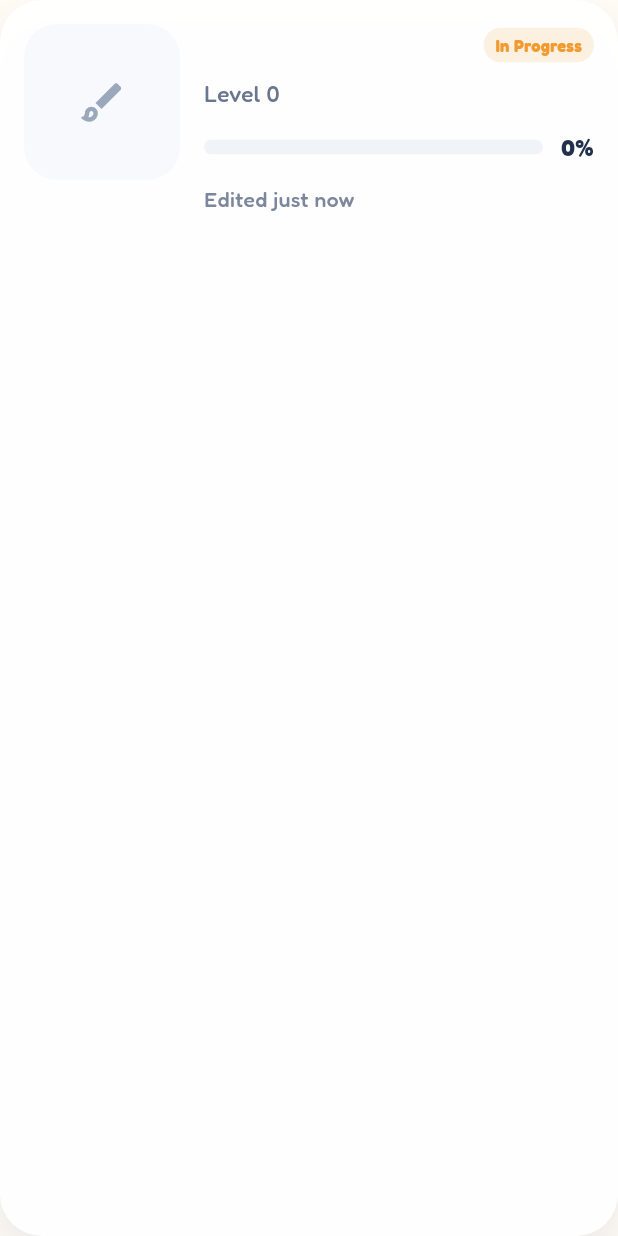
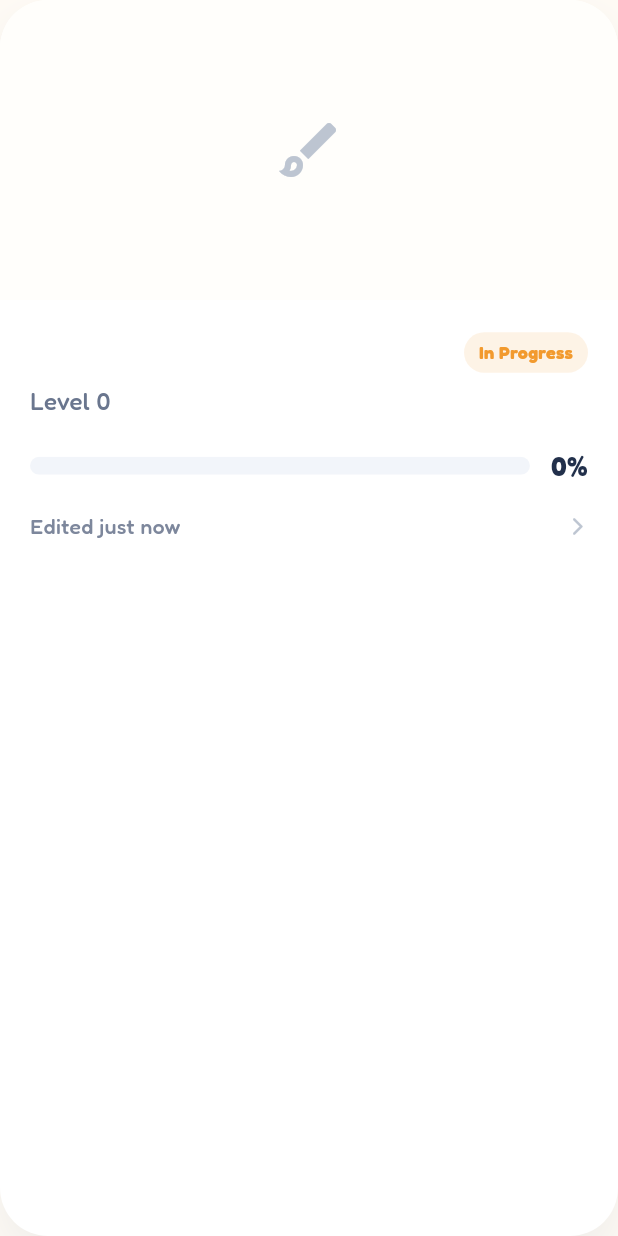
Before and after one commit to arhamsarwar786/Coloring-Page-Drawing-App-Kids, a Flutter app: the _HistoryCard widget shown alone on an empty page, opened directly with empty values, on a phone screen of 412 x 824 dp. Run offline on Flutter 3.47's test engine with Material 3 defaults, Android fonts, the light colour scheme and no system bars; our stand-ins replace audioplayers, google_fonts, lottie, path_drawing, share_plus.

```diff
--- a/lib/features/drawing/viewmodel/drawing_viewmodel.dart
+++ b/lib/features/drawing/viewmodel/drawing_viewmodel.dart
@@ -83,8 +83,9 @@ class DrawingViewModel extends BaseViewModel {
   }
 
   Future<void> loadLevel(String levelId, {String? drawingSessionId}) async {
-    if (_loadedLevelId == levelId && _level != null && drawingSessionId == null) {
+    if (_loadedLevelId == levelId && _level != null) {
       _startFreshSessionForCurrentLevel();
+      await _restoreHistorySession(levelId, drawingSessionId ?? levelId);
       notifyListeners();
       return;
     }
--- a/lib/features/levels/view/level_screen.dart
+++ b/lib/features/levels/view/level_screen.dart
@@ -233,28 +233,27 @@ class _HistoryCard extends StatelessWidget {
         borderRadius: BorderRadius.circular(28),
         onTap: onTap,
         child: Ink(
-          padding: const EdgeInsets.all(16),
           decoration: BoxDecoration(
-            color: Colors.white.withValues(alpha: 0.96),
-            borderRadius: BorderRadius.circular(28),
+            color: Colors.white.withValues(alpha: 0.98),
+            borderRadius: BorderRadius.circular(32),
             boxShadow: <BoxShadow>[
               BoxShadow(
-                color: const Color(0x160F2A50),
-                blurRadius: 24,
-                offset: const Offset(0, 14),
+                color: const Color(0x120F2A50),
+                blurRadius: 30,
+                offset: const Offset(0, 16),
               ),
             ],
           ),
-          child: Row(
-            crossAxisAlignment: CrossAxisAlignment.start,
+          child: Column(
+            crossAxisAlignment: CrossAxisAlignment.stretch,
             children: <Widget>[
               _HistoryThumbnail(
                 bytes: thumbnailBytes == null
                     ? null
                     : Uint8List.fromList(thumbnailBytes),
               ),
-              const SizedBox(width: 16),
-              Expanded(
+              Padding(
+                padding: const EdgeInsets.fromLTRB(20, 20, 20, 24),
                 child: Column(
                   crossAxisAlignment: CrossAxisAlignment.start,
                   children: <Widget>[
@@ -266,26 +265,26 @@ class _HistoryCard extends StatelessWidget {
                             maxLines: 1,
                             overflow: TextOverflow.ellipsis,
                             style: GoogleFonts.fredoka(
-                              fontSize: 20,
+                              fontSize: 22,
                               fontWeight: FontWeight.w700,
                               color: const Color(0xFF1E2742),
                             ),
                           ),
                         ),
-                        const SizedBox(width: 10),
+                        const SizedBox(width: 12),
                         Container(
                           padding: const EdgeInsets.symmetric(
-                            horizontal: 8,
-                            vertical: 4,
+                            horizontal: 10,
+                            vertical: 5,
                           ),
                           decoration: BoxDecoration(
-                            color: badgeColor.withValues(alpha: 0.14),
+                            color: badgeColor.withValues(alpha: 0.12),
                             borderRadius: BorderRadius.circular(999),
                           ),
                           child: Text(
                             entry.status.label,
                             style: GoogleFonts.fredoka(
-                              fontSize: 11,
+                              fontSize: 12,
                               fontWeight: FontWeight.w700,
                               color: badgeColor,
                             ),
@@ -293,7 +292,7 @@ class _HistoryCard extends StatelessWidget {
                         ),
                       ],
                     ),
-                    const SizedBox(height: 8),
+                    const SizedBox(height: 6),
                     Row(
                       children: <Widget>[
                         Flexible(
@@ -302,24 +301,25 @@ class _HistoryCard extends StatelessWidget {
                                 ? 'Saved drawing'
                                 : 'Level ${entry.levelNumber}',
                             style: GoogleFonts.fredoka(
-                              fontSize: 15,
+                              fontSize: 16,
                               fontWeight: FontWeight.w500,
                               color: const Color(0xFF6A768E),
                             ),
                           ),
                         ),
                         if (completionCount != null && completionCount! > 1) ...[
-                          const SizedBox(width: 6),
+                          const SizedBox(width: 8),
                           Container(
-                            padding: const EdgeInsets.symmetric(horizontal: 6, vertical: 2),
+                            padding: const EdgeInsets.symmetric(
+                                horizontal: 8, vertical: 3),
                             decoration: BoxDecoration(
-                              color: const Color(0xFFE5E9F0),
-                              borderRadius: BorderRadius.circular(4),
+                              color: const Color(0xFFF0F4F8),
+                              borderRadius: BorderRadius.circular(6),
                             ),
                             child: Text(
                               '${_ordinal(completionCount!)} Time',
                               style: GoogleFonts.fredoka(
-                                fontSize: 11,
+                                fontSize: 12,
                                 fontWeight: FontWeight.w600,
                                 color: const Color(0xFF5A667E),
                               ),
@@ -328,7 +328,7 @@ class _HistoryCard extends StatelessWidget {
                         ],
                       ],
                     ),
-                    const SizedBox(height: 14),
+                    const SizedBox(height: 20),
                     Row(
                       children: <Widget>[
                         Expanded(
@@ -336,26 +336,29 @@ class _HistoryCard extends StatelessWidget {
                             borderRadius: BorderRadius.circular(999),
                             child: LinearProgressIndicator(
                               value: entry.progress.clamp(0.0, 1.0),
-                              minHeight: 10,
-                              backgroundColor: const Color(0xFFF0F3F8),
+                              minHeight: 12,
+                              backgroundColor: const Color(0xFFF2F5FA),
                               valueColor: AlwaysStoppedAnimation<Color>(
                                 badgeColor,
                               ),
                             ),
                           ),
                         ),
-                        const SizedBox(width: 12),
+                        const SizedBox(width: 14),
                         Text(
                           progressLabel,
                           style: GoogleFonts.fredoka(
-                            fontSize: 16,
+                            fontSize: 18,
                             fontWeight: FontWeight.w700,
                             color: const Color(0xFF22304B),
                           ),
                         ),
                       ],
                     ),
-                    const SizedBox(height: 14),
+                    const SizedBox(height: 18),
+                    Row(
+                      mainAxisAlignment: MainAxisAlignment.spaceBetween,
+                      children: [
                         Text(
                           _formatLastEdited(entry.lastEditedAt),
                           style: GoogleFonts.fredoka(
@@ -363,6 +366,13 @@ class _HistoryCard extends StatelessWidget {
                             fontWeight: FontWeight.w500,
                             color: const Color(0xFF7D879C),
                           ),
+                        ),
+                        Icon(
+                          Icons.arrow_forward_ios_rounded,
+                          size: 14,
+                          color: const Color(0xFFBDC5D1),
+                        ),
+                      ],
                     ),
                   ],
                 ),
@@ -398,24 +408,24 @@ class _HistoryThumbnail extends StatelessWidget {
   @override
   Widget build(BuildContext context) {
     return Container(
-      width: 104,
-      height: 104,
+      width: double.infinity,
+      height: 200,
       decoration: BoxDecoration(
-        color: const Color(0xFFF7F9FC),
-        borderRadius: BorderRadius.circular(22),
+        color: const Color(0xFFFFFEFB),
+        borderRadius: const BorderRadius.vertical(top: Radius.circular(32)),
       ),
       clipBehavior: Clip.antiAlias,
       child: bytes == null || bytes!.isEmpty
           ? const Center(
               child: Icon(
                 Icons.brush_outlined,
-                size: 34,
-                color: Color(0xFF9AA8BC),
+                size: 48,
+                color: Color(0xFFBDC5D1),
               ),
             )
           : Image.memory(
               bytes!,
-              fit: BoxFit.cover,
+              fit: BoxFit.contain,
               gaplessPlayback: true,
             ),
     );
```
Also changed, not shown: lib/features/drawing/services/save_service.dart (+12 -3 lines), lib/features/drawing/view/drawing_screen.dart (+53 -29 lines), lib/features/history/repository/history_repository.dart (+20 -7 lines), 1 other file. Lines whose indentation alone changed are shown as unchanged.
